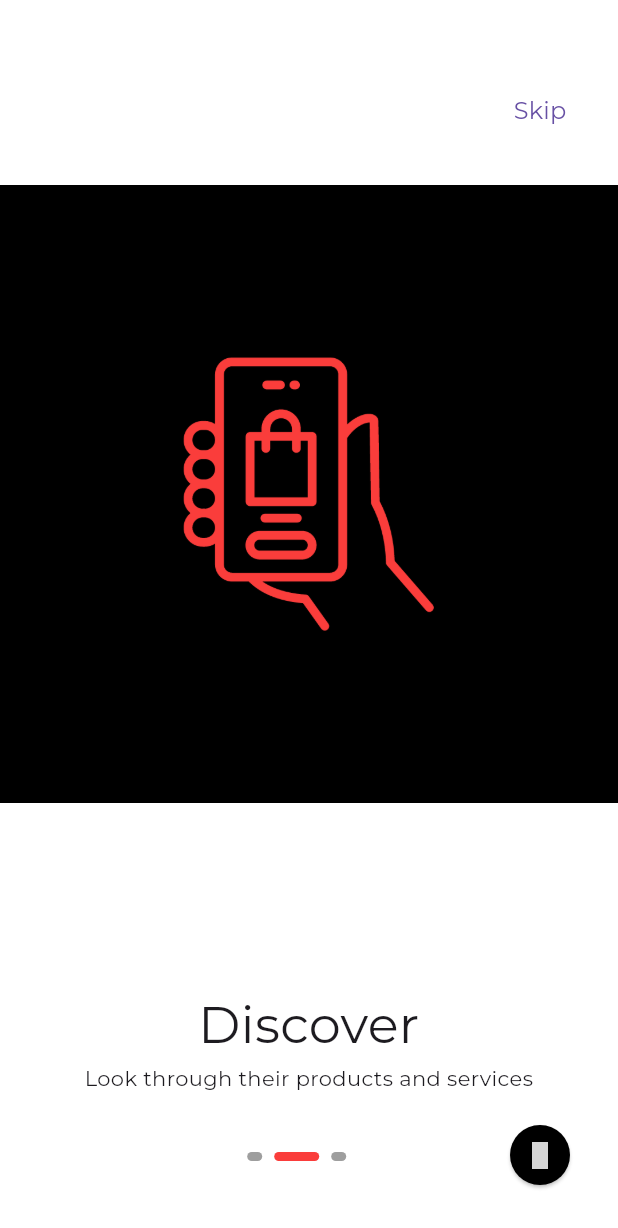
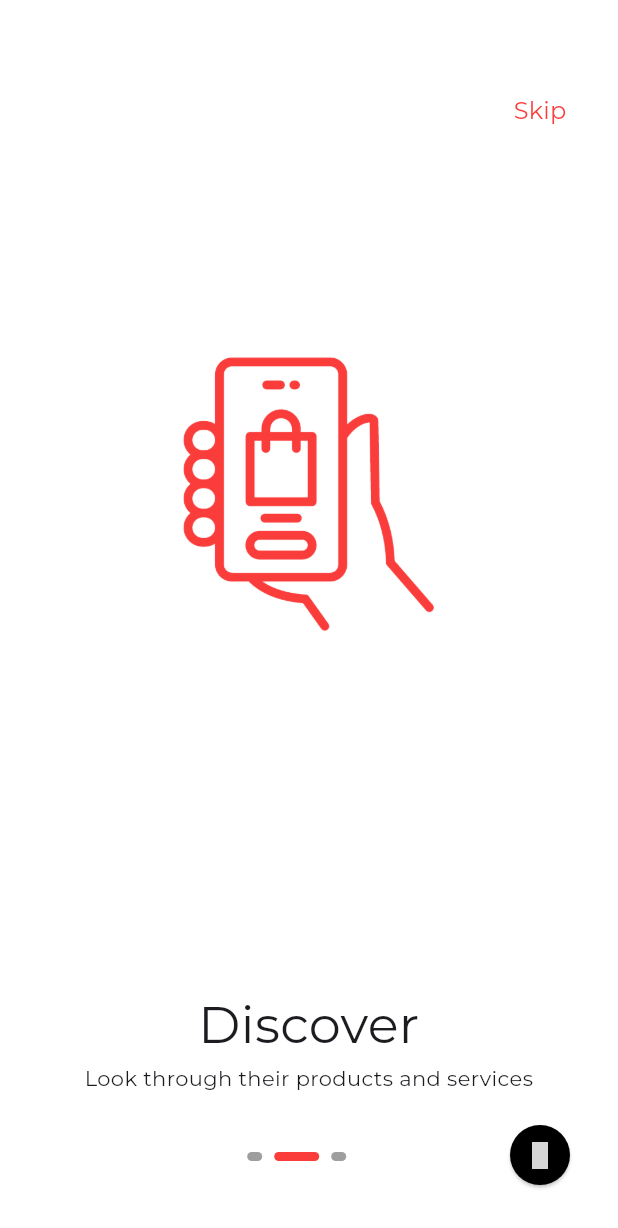
Before and after one commit to WolvenSoen/street_vendors, a Flutter app: the screen it shows after launch, swiped to page 2, on a phone screen of 412 x 824 dp. Shown: the top 1228 px of the screen. Run offline on Flutter 3.47's test engine with Material 3 defaults, Android fonts, the light colour scheme and no system bars; drawn by our look-alikes of smooth_page_indicator; our stand-ins replace flutter_native_splash, get, get_storage, google_fonts, iconsax; grey boxes are pictures that could not be loaded.

Commit message:
Style Adjustments

```diff
--- a/lib/src/features/authentication/views/onboarding/onboarding.dart
+++ b/lib/src/features/authentication/views/onboarding/onboarding.dart
@@ -2,6 +2,7 @@ import 'package:flutter/material.dart';
 import 'package:get/get.dart';
 import 'package:street_vendors/src/features/authentication/controllers/onboarding/onboarding_controller.dart';
 import 'package:street_vendors/src/utils/constants/text_strings.dart';
+import 'package:street_vendors/src/utils/helpers/helpers.dart';
 import 'onboarding_widgets/onboarding_indicator.dart';
 import 'onboarding_widgets/onboarding_next.dart';
 import 'onboarding_widgets/onboarding_page.dart';
@@ -14,22 +15,24 @@ class OnBoardingScreen extends StatelessWidget {
   Widget build(BuildContext context) {
     final controller = Get.put(OnBoardingController());
 
+    final dark = Helpers.isDarkMode(context);
+
     return Scaffold(
         body: Stack(children: [
       PageView(
           controller: controller.pageController,
           onPageChanged: controller.updatePageIndicator,
-          children: const [
+          children: [
             OnBoardingPage(
-                image: TextStrings.OnboardingImageDark,
+                image: dark? TextStrings.OnboardingImageDark : TextStrings.OnboardingImageLight,
                 title: 'Welcome to Streeter',
                 subtitle: 'Find the best street vendors in your city'),
             OnBoardingPage(
-                image: TextStrings.OnboardingImageDark2,
+                image: dark? TextStrings.OnboardingImageDark2: TextStrings.OnboardingImageLight2,
                 title: 'Discover',
                 subtitle: 'Look through their products and services'),
             OnBoardingPage(
-                image: TextStrings.OnboardingImageDark3,
+                image: dark? TextStrings.OnboardingImageDark3 : TextStrings.OnboardingImageLight3,
                 title: 'Support',
                 subtitle: 'Support your local street vendors'),
           ]),
--- /dev/null
+++ b/lib/src/utils/theme/outlined_button_theme.dart
@@ -0,0 +1,21 @@
+import 'package:flutter/material.dart';
+
+class WolvenOutlinedBtn {
+  WolvenOutlinedBtn._();
+
+  static final lightOutlinedButtonTheme = OutlinedButtonThemeData(
+    style: OutlinedButton.styleFrom(
+      foregroundColor: const Color(0xFFFA3D3B), shape: RoundedRectangleBorder(
+        borderRadius: BorderRadius.circular(10),
+      ),
+    ),
+  );
+
+  static final darkOutlinedButtonTheme = OutlinedButtonThemeData(
+    style: OutlinedButton.styleFrom(
+      foregroundColor: const Color(0xFFFA3D3B), shape: RoundedRectangleBorder(
+        borderRadius: BorderRadius.circular(10),
+      ),
+    ),
+  );
+}
--- /dev/null
+++ b/lib/src/utils/theme/text_button_theme.dart
@@ -0,0 +1,17 @@
+import 'package:flutter/material.dart';
+
+class WolvenTextBtn {
+  WolvenTextBtn._();
+
+  static final lightTextButtonTheme = TextButtonThemeData(
+    style: TextButton.styleFrom(
+      foregroundColor: const Color(0xFFFA3D3B),
+    ),
+  );
+
+  static final darkTextButtonTheme = TextButtonThemeData(
+    style: TextButton.styleFrom(
+      foregroundColor: const Color(0xFFFA3D3B),
+    ),
+  );
+}
--- a/lib/src/utils/theme/theme.dart
+++ b/lib/src/utils/theme/theme.dart
@@ -1,7 +1,10 @@
 import 'package:flutter/material.dart';
 import 'package:google_fonts/google_fonts.dart';
 import 'package:street_vendors/src/utils/theme/elevated_button_theme.dart';
+import 'package:street_vendors/src/utils/theme/text_button_theme.dart';
 import 'package:street_vendors/src/utils/theme/text_theme.dart';
+
+import 'outlined_button_theme.dart';
 
 class WolvenTheme {
   WolvenTheme._();
@@ -13,7 +16,9 @@ class WolvenTheme {
     primaryColor: const Color(0xFFFA3D3B),
     scaffoldBackgroundColor: const Color(0xFFFFFFFF),
     textTheme: WolvenTextTheme.lightTextTheme,
-    elevatedButtonTheme: WolvenElevatedBtn.lightElevatedButtonTheme
+    elevatedButtonTheme: WolvenElevatedBtn.lightElevatedButtonTheme,
+    outlinedButtonTheme: WolvenOutlinedBtn.lightOutlinedButtonTheme,
+    textButtonTheme: WolvenTextBtn.lightTextButtonTheme
   );
 
   static ThemeData darkTheme = ThemeData(
@@ -22,7 +27,9 @@ class WolvenTheme {
     brightness: Brightness.dark,
     primaryColor: const Color(0xFFFA3D3B),
     scaffoldBackgroundColor: const Color(0xFF000000),
-    textTheme: WolvenTextTheme.lightTextTheme,
-    elevatedButtonTheme: WolvenElevatedBtn.darkElevatedButtonTheme
+    textTheme: WolvenTextTheme.darkTextTheme,
+    elevatedButtonTheme: WolvenElevatedBtn.darkElevatedButtonTheme,
+    outlinedButtonTheme: WolvenOutlinedBtn.darkOutlinedButtonTheme,
+    textButtonTheme: WolvenTextBtn.darkTextButtonTheme
   );
 }
```
Also changed, not shown: 1 other file.
